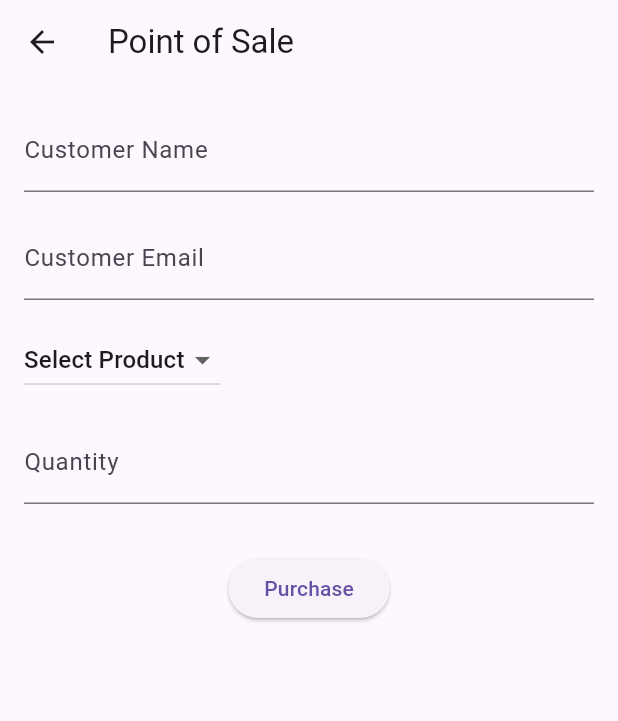
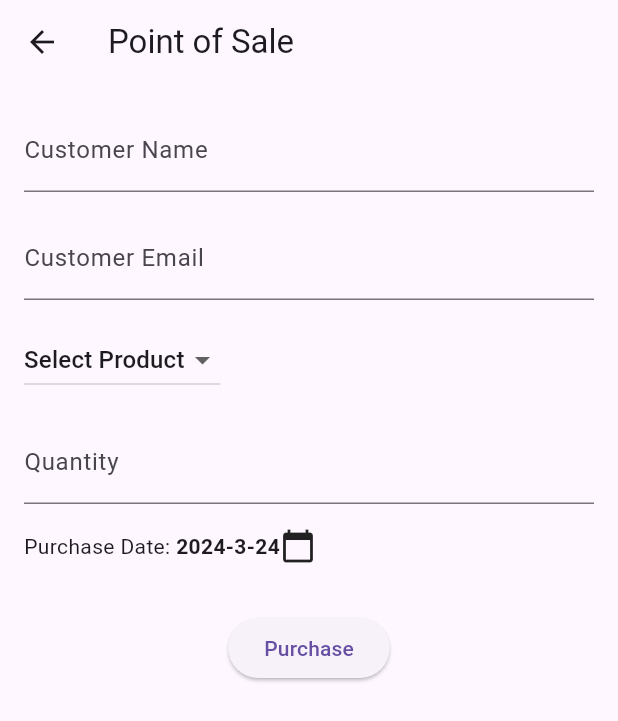
Before and after one commit to lalovu/ACminimart, a Flutter app: the HomePage screen opened by its route, after a tap on "Point of Sale", on a phone screen of 412 x 824 dp. Shown: the top 721 px of the screen. Run offline on Flutter 3.47's test engine with Material 3 defaults, Android fonts, the phone set to English and light mode, and no system bars; our stand-ins replace sqflite; accounts and stored records are empty.

Commit message:
Added Sales Analysis

```diff
--- a/lib/DB/inventory_database.dart
+++ b/lib/DB/inventory_database.dart
@@ -80,6 +80,7 @@ ${PurchaseFields.customerId} $integerType,
 ${PurchaseFields.productId} $integerType,
 ${PurchaseFields.quantity} $integerType,
 ${PurchaseFields.price} $doubleType,
+${PurchaseFields.time} $textType,
 FOREIGN KEY (${PurchaseFields.customerId}) REFERENCES $tableCustomer(${CustomerFields.id}),
 FOREIGN KEY (${PurchaseFields.productId}) REFERENCES $tableInventory(${ProductFields.id})
 )
@@ -364,7 +365,6 @@ Future<void> updatePurchasePrice(int purchaseId, double price) async {
 
 
 
-
  Future close() async {
    final db = await instance.database;
 
--- a/lib/Model/products.dart
+++ b/lib/Model/products.dart
@@ -17,9 +17,7 @@ class ProductFields {
  static final String quantity = 'quantity';
  static final String price = 'price';
 
-
 }
-
 
 class CustomerFields {
  static final List<String> values = [
@@ -33,19 +31,24 @@ class CustomerFields {
 
 }
 
-
 class PurchaseFields {
- static final List<String> values = [id, customerId, productId, quantity, price];
-
+ static final List<String> values = [
+  id, customerId, productId, quantity, price, time
+ ];
 
  static final String id = '_id';
  static final String customerId = 'customer_id';
  static final String productId = 'product_id';
+ static final String categoryId = 'category';
  static final String quantity = 'quantity';
  static final String price = 'price';
+ static final String time = 'time';
 }
 
 class CategoryFields {
+  static final List<String> values = [
+  id, name
+ ];
   static final String id = '_id';
   static final String name = 'name';
 }
@@ -154,6 +157,8 @@ class Purchase {
  final int productId;
  final int quantity;
  final double price;
+ final DateTime createdTime;
+
 
 
  const Purchase({
@@ -162,6 +167,7 @@ class Purchase {
    required this.productId,
    required this.quantity,
    required this.price,
+   required this.createdTime,
  });
 
 
@@ -171,6 +177,7 @@ class Purchase {
    int? productId,
    int? quantity,
    double? price,
+   DateTime? createdTime,
  }) =>
      Purchase(
        id: id ?? this.id,
@@ -178,8 +185,8 @@ class Purchase {
        productId: productId ?? this.productId,
        quantity: quantity ?? this.quantity,
        price: price ?? this.price,
+       createdTime: createdTime ?? this.createdTime,
      );
-
 
  static Purchase fromJson(Map<String, Object?> json) => Purchase(
        id: json[PurchaseFields.id] as int?,
@@ -187,6 +194,7 @@ class Purchase {
        productId: json[PurchaseFields.productId] as int,
        quantity: json[PurchaseFields.quantity] as int,
        price: json[PurchaseFields.price] as double,
+       createdTime: DateTime.parse(json[PurchaseFields.time] as String),
      );
 
 
@@ -196,6 +204,7 @@ class Purchase {
        PurchaseFields.productId: productId,
        PurchaseFields.quantity: quantity,
        PurchaseFields.price: price,
+       PurchaseFields.time: createdTime.toIso8601String(),
      };
 
 }
--- a/lib/page/home_page.dart
+++ b/lib/page/home_page.dart
@@ -1,8 +1,9 @@
 import 'package:flutter/material.dart';
 import 'package:dbase/page/add_product.dart';
 import 'package:dbase/page/product_inventory_page.dart';
-import 'package:dbase/page/pos.dart'; // Import the POSPage widget
-import 'package:dbase/page/sales_page.dart'; // Import the SalesPage widget
+import 'package:dbase/page/pos.dart';
+import 'package:dbase/page/receipt_page.dart';
+import 'package:dbase/page/sales_analytics_page.dart'; // Import the SalesAnalysisPage widget
 
 class HomePage extends StatelessWidget {
   const HomePage({Key? key}) : super(key: key);
@@ -19,7 +20,6 @@ class HomePage extends StatelessWidget {
           children: [
             ElevatedButton(
               onPressed: () {
-                // Navigate to AddProductPage
                 Navigator.push(
                   context,
                   MaterialPageRoute(builder: (context) => AddProductPage()),
@@ -29,7 +29,6 @@ class HomePage extends StatelessWidget {
             ),
             ElevatedButton(
               onPressed: () {
-                // Navigate to ProductsPage
                 Navigator.push(
                   context,
                   MaterialPageRoute(builder: (context) => ProductsPage()),
@@ -39,7 +38,6 @@ class HomePage extends StatelessWidget {
             ),
             ElevatedButton(
               onPressed: () {
-                // Navigate to POSPage
                 Navigator.push(
                   context,
                   MaterialPageRoute(builder: (context) => POSPage()),
@@ -49,13 +47,21 @@ class HomePage extends StatelessWidget {
             ),
             ElevatedButton(
               onPressed: () {
-                // Navigate to SalesPage
                 Navigator.push(
                   context,
                   MaterialPageRoute(builder: (context) => SalesPage()),
                 );
               },
-              child: const Text('View Sales'),
+              child: const Text('Receipts'),
+            ),
+            ElevatedButton(
+              onPressed: () {
+                Navigator.push(
+                  context,
+                  MaterialPageRoute(builder: (context) => SalesAnalyticsPage()),
+                );
+              },
+              child: const Text('Sales Analysis'),
             ),
           ],
         ),
--- a/lib/page/pos.dart
+++ b/lib/page/pos.dart
@@ -1,9 +1,6 @@
 import 'package:flutter/material.dart';
 import 'package:dbase/DB/inventory_database.dart';
 import 'package:dbase/Model/products.dart';
-import 'package:dbase/page/sales_page.dart';
-
- // Import the ReceiptPage widget
 
 class POSPage extends StatefulWidget {
   const POSPage({Key? key}) : super(key: key);
@@ -17,6 +14,14 @@ class _POSPageState extends State<POSPage> {
   String _customerEmail = '';
   int? _selectedProductId; // Change type to int? (nullable)
   int _quantity = 0;
+  late DateTime _selectedDate; // Track the selected date
+
+  @override
+  void initState() {
+    super.initState();
+    // Set the default selected date to today's date
+    _selectedDate = DateTime.now();
+  }
 
   @override
   Widget build(BuildContext context) {
@@ -91,6 +96,23 @@ class _POSPageState extends State<POSPage> {
                 });
               },
             ),
+            SizedBox(height: 16),
+            // Date picker widget
+            InkWell(
+              onTap: () {
+                _selectDate(context);
+              },
+              child: Row(
+                children: [
+                  Text('Purchase Date: '),
+                  Text(
+                    '${_selectedDate.year}-${_selectedDate.month}-${_selectedDate.day}',
+                    style: TextStyle(fontWeight: FontWeight.bold),
+                  ),
+                  Icon(Icons.calendar_today),
+                ],
+              ),
+            ),
             SizedBox(height: 32),
             Center(
               child: ElevatedButton(
@@ -109,14 +131,22 @@ class _POSPageState extends State<POSPage> {
                       final product = await ACDatabase.instance.getProduct(_selectedProductId!);
 
                       // Create a purchase record in the Purchase table
-                      if (product != null && product.quantity >= _quantity){
-                        final purchase = Purchase(customerId: customerId, productId: _selectedProductId!, quantity: _quantity, price: 0.0);
+                      if (product != null && product.quantity >= _quantity) {
+                        final purchase = Purchase(
+                          customerId: customerId,
+                          productId: _selectedProductId!,
+                          quantity: _quantity,
+                          price: 0.0,
+                          createdTime: _selectedDate, // Use the selected date
+                        );
+
                         final purchaseId = await ACDatabase.instance.createPurchase(purchase);
 
                         final totalPrice = product.price * _quantity;
 
                         await ACDatabase.instance.updatePurchasePrice(purchaseId, totalPrice);
-                        await ACDatabase.instance.updateProductQuantity(_selectedProductId!, product!.quantity - _quantity);
+                        await ACDatabase.instance.updateProductQuantity(
+                            _selectedProductId!, product!.quantity - _quantity);
 
                         ScaffoldMessenger.of(context).showSnackBar(
                           SnackBar(
@@ -125,7 +155,7 @@ class _POSPageState extends State<POSPage> {
                           ),
                         );
                       } else {
-                      // Show error message if customer details are not provided
+                        // Show error message if insufficient stock
                         ScaffoldMessenger.of(context).showSnackBar(
                           SnackBar(
                             content: Text('No Stock Available'),
@@ -160,4 +190,19 @@ class _POSPageState extends State<POSPage> {
       ),
     );
   }
+
+  // Function to display date picker
+  Future<void> _selectDate(BuildContext context) async {
+    final DateTime? pickedDate = await showDatePicker(
+      context: context,
+      initialDate: _selectedDate,
+      firstDate: DateTime(2000),
+      lastDate: DateTime.now(),
+    );
+    if (pickedDate != null && pickedDate != _selectedDate) {
+      setState(() {
+        _selectedDate = pickedDate;
+      });
     }
+  }
+}
--- a/lib/page/sales_page.dart
+++ b/lib/page/receipt_page.dart
@@ -1,7 +1,7 @@
 import 'package:flutter/material.dart';
 import 'package:dbase/DB/inventory_database.dart';
 import 'package:dbase/Model/products.dart';
-
+import 'package:intl/intl.dart'; // Import DateFormat
 
 class SalesPage extends StatelessWidget {
   const SalesPage({Key? key}) : super(key: key);
@@ -10,7 +10,7 @@ class SalesPage extends StatelessWidget {
   Widget build(BuildContext context) {
     return Scaffold(
       appBar: AppBar(
-        title: Text('Sales'),
+        title: Text('Receipts'),
       ),
       body: FutureBuilder<List<Purchase>>(
         future: ACDatabase.instance.getAllPurchases(),
@@ -57,6 +57,7 @@ class SalesPage extends StatelessWidget {
                       ),
                       Text('Quantity: ${purchase.quantity}'),
                       Text('Total Price: ₱${purchase.price}'),
+                      Text('Date Purchased: ${DateFormat.yMd().format(purchase.createdTime)}'), // Display purchase date
                     ],
                   ),
                   // You can display more information about the purchase if needed
--- a/pubspec.yaml
+++ b/pubspec.yaml
@@ -34,6 +34,7 @@ dependencies:
 
   cupertino_icons: ^1.0.6
   sqflite:
+  intl: ^0.17.0
 
 
 
```
Also changed, not shown: lib/page/sales_analytics_page.dart (added, +156 -0 lines), pubspec.lock. Lines whose indentation alone changed are shown as unchanged.
